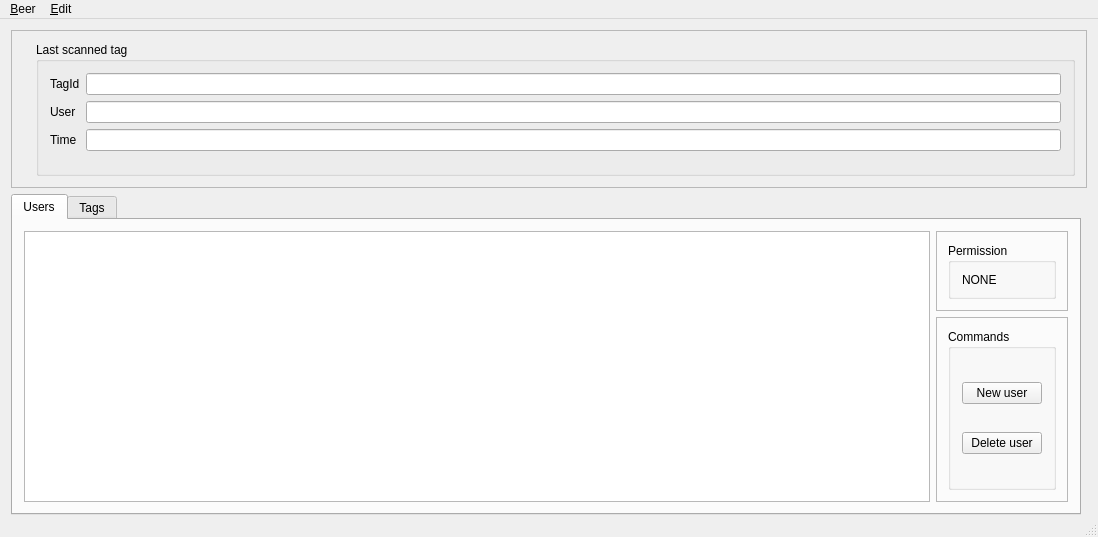
This is qbeer.ui in elmo2k3/qbeer as Qt 5 draws it before an edit. The edited form follows.
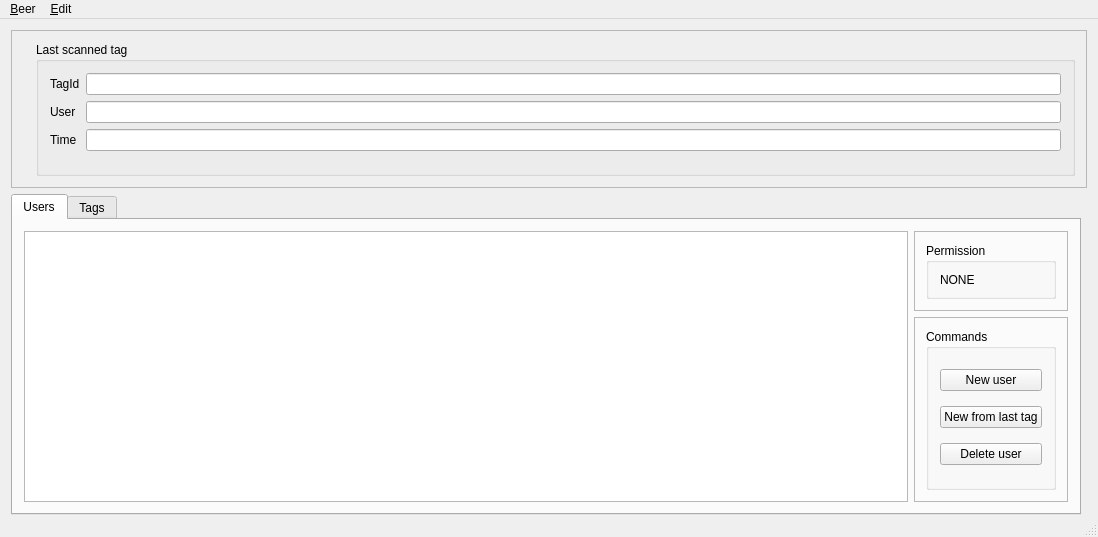
This is the edited form. Icons and pictures are not drawn.

Patch:
```diff
--- a/qbeer.ui
+++ b/qbeer.ui
@@ -108,6 +108,13 @@
                 </property>
                </widget>
               </item>
+              <item>
+               <widget class="QPushButton" name="pushButtonNewFromLastTag">
+                <property name="text">
+                 <string>New from last tag</string>
+                </property>
+               </widget>
+              </item>
               <item>
                <widget class="QPushButton" name="pushButton">
                 <property name="text">
```
Left out of the diff: 21 changed lines with no effect on the pictures.
